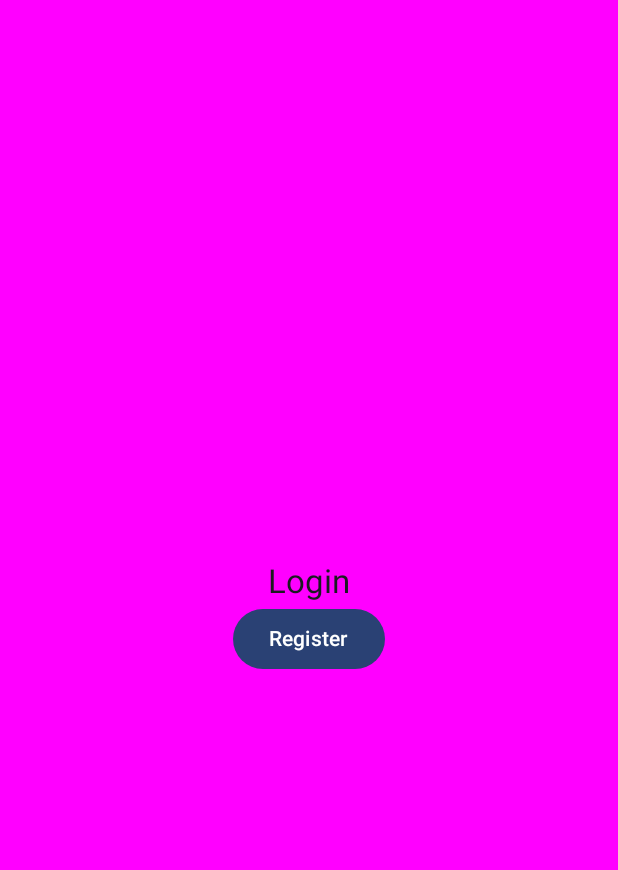
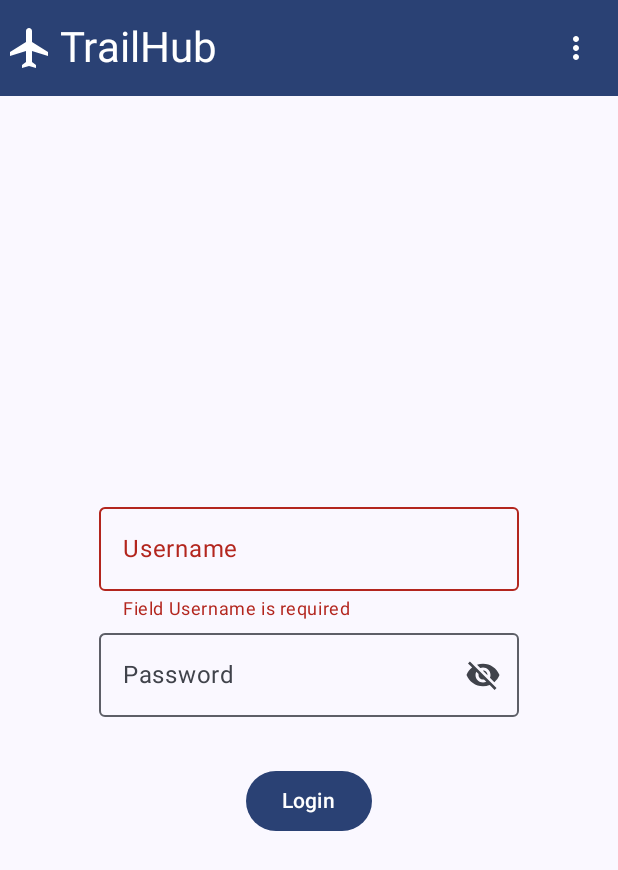
Before and after one commit to CairoDeAndrade/TrailHub, an Android app built with Jetpack Compose: the screen it shows after launch (MainActivity), on a phone screen of 412 x 824 dp. Shown: the top 870 px of the screen. Run offline under Robolectric (Android 15) with nearby library versions, the phone set to English and light mode, and no system bars.

Commit message:
feat: login screen

```diff
--- a/travel_counselor/app/src/main/java/com/restaurant/travel_counselor/MainActivity.kt
+++ b/travel_counselor/app/src/main/java/com/restaurant/travel_counselor/MainActivity.kt
@@ -8,7 +8,7 @@ import androidx.compose.material3.Surface
 import androidx.compose.runtime.Composable
 import androidx.compose.ui.tooling.preview.Preview
 import androidx.navigation.compose.rememberNavController
-import com.restaurant.travel_counselor.authorization.screens.Login
+import com.restaurant.travel_counselor.authorization.login.LoginScreen
 import com.restaurant.travel_counselor.ui.theme.Travel_counselorTheme
 
 class MainActivity : ComponentActivity() {
@@ -28,16 +28,13 @@ class MainActivity : ComponentActivity() {
 @Composable
 fun Boot() {
     val navController = rememberNavController()
-
-    Login(onNavigateTo = {
-        navController.navigate(it)
-    }) { }
+    LoginScreen()
 }
 
 @Preview(showBackground = true)
 @Composable
-fun GreetingPreview() {
+fun BootPreview() {
     Travel_counselorTheme {
-        Login(onNavigateTo = {}) {}
+        LoginScreen()
     }
 }
--- /dev/null
+++ b/travel_counselor/app/src/main/java/com/restaurant/travel_counselor/authorization/login/LoginScreen.kt
@@ -0,0 +1,131 @@
+package com.restaurant.travel_counselor.authorization.login
+
+
+import MyTextField
+import android.widget.Toast
+import androidx.compose.foundation.layout.Arrangement
+import androidx.compose.foundation.layout.Column
+import androidx.compose.foundation.layout.fillMaxSize
+import androidx.compose.foundation.layout.padding
+import androidx.compose.foundation.layout.size
+import androidx.compose.material.icons.Icons
+import androidx.compose.material.icons.filled.Flight
+import androidx.compose.material.icons.filled.MoreVert
+import androidx.compose.material3.Button
+import androidx.compose.material3.ExperimentalMaterial3Api
+import androidx.compose.material3.Icon
+import androidx.compose.material3.IconButton
+import androidx.compose.material3.MaterialTheme
+import androidx.compose.material3.Scaffold
+import androidx.compose.material3.Text
+import androidx.compose.material3.TopAppBar
+import androidx.compose.material3.TopAppBarDefaults
+import androidx.compose.runtime.Composable
+import androidx.compose.runtime.collectAsState
+import androidx.compose.ui.Alignment
+import androidx.compose.ui.Modifier
+import androidx.compose.ui.platform.LocalContext
+import androidx.compose.ui.tooling.preview.Preview
+import androidx.compose.ui.unit.dp
+import androidx.lifecycle.viewmodel.compose.viewModel
+import com.restaurant.travel_counselor.shared.components.ErrorDialog
+import com.restaurant.travel_counselor.shared.components.MyPasswordField
+
+@Composable
+fun LoginScreen() {
+    val loginViewModel: LoginViewModel = viewModel()
+
+    Scaffold(
+        topBar = { LoginTopBar() }
+    ) {
+        Column(
+            modifier = Modifier
+                .padding(it)
+                .padding(16.dp)
+                .fillMaxSize(),
+            horizontalAlignment = Alignment.CenterHorizontally,
+            verticalArrangement = Arrangement.Center
+        ) {
+            LoginFields(loginViewModel)
+        }
+    }
+}
+
+@OptIn(ExperimentalMaterial3Api::class)
+@Composable
+fun LoginTopBar() {
+    TopAppBar(
+        title = {
+            Text(
+                text = "TrailHub",
+                style = MaterialTheme.typography.headlineMedium,
+                color = MaterialTheme.colorScheme.onPrimary
+            )
+        },
+        navigationIcon = {
+            Icon(
+                imageVector = Icons.Default.Flight,
+                contentDescription = "Logo",
+                tint = MaterialTheme.colorScheme.onPrimary,
+                modifier = Modifier.size(32.dp)
+            )
+        },
+        actions = {
+            IconButton(onClick = { /* TODO: Ação do menu */ }) {
+                Icon(
+                    imageVector = Icons.Default.MoreVert,
+                    contentDescription = "Menu",
+                    tint = MaterialTheme.colorScheme.onPrimary
+                )
+            }
+        },
+        colors = TopAppBarDefaults.topAppBarColors(
+            containerColor = MaterialTheme.colorScheme.primary
+        )
+    )
+}
+
+
+@OptIn(ExperimentalMaterial3Api::class)
+@Composable
+fun LoginFields(loginViewModel: LoginViewModel) {
+    val loginState = loginViewModel.uiState.collectAsState()
+    val ctx = LocalContext.current
+
+    MyTextField(
+        label = "Username",
+        value = loginState.value.username,
+        onValueChange = loginViewModel::onUsernameChange
+    )
+
+    MyPasswordField(
+        label = "Password",
+        value = loginState.value.password,
+        errorMessage = loginState.value.validatePassword(),
+        onValueChange = loginViewModel::onPasswordChange
+    )
+
+    Button(
+        modifier = Modifier.padding(top = 16.dp),
+        onClick = {
+            if (loginViewModel.login()) {
+                Toast.makeText(ctx, "Login successful", Toast.LENGTH_SHORT).show()
+            }
+        }
+    ) {
+        Text(text = "Login")
+    }
+
+    if (loginState.value.errorMessage.isNotBlank()) {
+        ErrorDialog(
+            error = loginState.value.errorMessage,
+            onDismissRequest = loginViewModel::clearErrorMessage
+        )
+    }
+}
+
+@Composable
+@Preview(showSystemUi = true, showBackground = true, device = "id:Galaxy Nexus")
+fun LoginScreenPreview() {
+    LoginScreen()
+}
--- /dev/null
+++ b/travel_counselor/app/src/main/java/com/restaurant/travel_counselor/authorization/login/LoginUser.kt
@@ -0,0 +1,23 @@
+package com.restaurant.travel_counselor.authorization.login
+
+
+data class LoginUser(
+    val username: String = "",
+    val password: String = "",
+    val errorMessage: String = "",
+) {
+    fun validateFields(): String {
+        return when {
+            username.isBlank() -> "Username is required"
+            password.isBlank() -> "Password is required"
+            else -> ""
+        }
+    }
+
+    fun validatePassword(): String {
+        if (password.isBlank()) {
+            return "Password is required"
+        }
+        return ""
+    }
+}
--- a/travel_counselor/app/src/main/java/com/restaurant/travel_counselor/authorization/screens/Login.kt
+++ /dev/null
@@ -1,46 +0,0 @@
-package com.restaurant.travel_counselor.authorization.screens
-
-import androidx.compose.foundation.background
-import androidx.compose.foundation.layout.Arrangement
-import androidx.compose.foundation.layout.Column
-import androidx.compose.foundation.layout.fillMaxSize
-import androidx.compose.material3.Button
-import androidx.compose.material3.MaterialTheme
-import androidx.compose.material3.Text
-import androidx.compose.runtime.Composable
-import androidx.compose.ui.Alignment
-import androidx.compose.ui.Modifier
-import androidx.compose.ui.graphics.Color
-import androidx.compose.ui.tooling.preview.Preview
-
-@Composable
-fun Login(
-    onNavigateTo: (String) -> Unit,
-    function: () -> Unit
-): Unit {
-    Column(
-        modifier = Modifier
-            .fillMaxSize()
-            .background(color = Color.Magenta),
-        verticalArrangement = Arrangement.Center,
-        horizontalAlignment = Alignment.CenterHorizontally
-    ) {
-        Text(
-            text = "Login",
-            style = MaterialTheme.typography.titleLarge
-        )
-        Button(onClick = { onNavigateTo("Register") }) {
-            Text(
-                text = "Register"
-            )
-        }
-    }
-}
-
-@Composable
-@Preview(showSystemUi = true, showBackground = true)
-fun LoginPreview() {
-    MaterialTheme {
-        Login(onNavigateTo = {}, function = { })
-    }
-}
--- /dev/null
+++ b/travel_counselor/app/src/main/java/com/restaurant/travel_counselor/shared/components/MyPasswordField.kt
@@ -0,0 +1,67 @@
+package com.restaurant.travel_counselor.shared.components
+
+import androidx.compose.foundation.text.KeyboardOptions
+import androidx.compose.material.icons.Icons
+import androidx.compose.material.icons.filled.Visibility
+import androidx.compose.material.icons.filled.VisibilityOff
+import androidx.compose.material3.Icon
+import androidx.compose.material3.IconButton
+import androidx.compose.material3.OutlinedTextField
+import androidx.compose.material3.Text
+import androidx.compose.runtime.Composable
+import androidx.compose.runtime.getValue
+import androidx.compose.runtime.mutableStateOf
+import androidx.compose.runtime.remember
+import androidx.compose.runtime.setValue
+import androidx.compose.ui.Modifier
+import androidx.compose.ui.focus.FocusRequester
+import androidx.compose.ui.focus.focusRequester
+import androidx.compose.ui.focus.onFocusEvent
+import androidx.compose.ui.text.input.KeyboardType
+import androidx.compose.ui.text.input.PasswordVisualTransformation
+import androidx.compose.ui.text.input.VisualTransformation
+
+@Composable
+fun MyPasswordField(
+    label: String,
+    value: String,
+    onValueChange: (String) -> Unit,
+    errorMessage: String = ""
+) {
+    var isTouched = remember { mutableStateOf(false) }
+    val focusRequester = remember { FocusRequester() }
+    var passwordVisible by remember { mutableStateOf(false) }
+
+    OutlinedTextField(
+        value = value,
+        onValueChange = {
+            isTouched.value = true
+            onValueChange(it)
+        },
+        singleLine = true,
+        label = { Text(text = label) },
+        visualTransformation = if (passwordVisible) VisualTransformation.None else PasswordVisualTransformation(),
+        keyboardOptions = KeyboardOptions(keyboardType = KeyboardType.Password),
+        trailingIcon = {
+            IconButton(onClick = { passwordVisible = !passwordVisible }) {
+                Icon(
+                    imageVector = if (passwordVisible) Icons.Filled.Visibility else Icons.Filled.VisibilityOff,
+                    contentDescription = if (passwordVisible) "Hide password" else "Show password"
+                )
+            }
+        },
+        modifier = Modifier
+            .focusRequester(focusRequester)
+            .onFocusEvent {
+                if (it.hasFocus) {
+                    isTouched.value = true
+                }
+            },
+        isError = isTouched.value && errorMessage.isNotBlank(),
+        supportingText = {
+            if (isTouched.value && errorMessage.isNotBlank()) {
+                Text(text = errorMessage)
+            }
+        }
+    )
+}
--- /dev/null
+++ b/travel_counselor/app/src/main/java/com/restaurant/travel_counselor/shared/components/MyTextField.kt
@@ -0,0 +1,47 @@
+import androidx.compose.material3.OutlinedTextField
+import androidx.compose.material3.Text
+import androidx.compose.runtime.Composable
+import androidx.compose.runtime.mutableStateOf
+import androidx.compose.runtime.remember
+import androidx.compose.ui.Modifier
+import androidx.compose.ui.focus.FocusRequester
+import androidx.compose.ui.focus.focusRequester
+import androidx.compose.ui.focus.onFocusEvent
+
+@Composable
+fun MyTextField(
+    label: String,
+    value: String,
+    onValueChange: (String) -> Unit
+) {
+    var isTouched = remember {
+        mutableStateOf(false)
+    }
+    var focusRequester = remember {
+        FocusRequester()
+    }
+    OutlinedTextField(
+        value = value ,
+        onValueChange = {
+            isTouched.value = true
+            onValueChange(it)
+        },
+        singleLine = true,
+        label = {
+            Text(text = label)
+        },
+        modifier = Modifier
+            .focusRequester(focusRequester)
+            .onFocusEvent {
+                if (it.hasFocus)
+                    isTouched.value = true
+            },
+        isError = isTouched.value && value.isBlank(),
+        supportingText = {
+            if (isTouched.value && value.isBlank()) {
+                Text(text = "Field ${label} is required")
+            }
+        }
+    )
+
+}
```
Also changed, not shown: travel_counselor/app/build.gradle.kts (+10 -0 lines), travel_counselor/app/src/main/java/com/restaurant/travel_counselor/authorization/login/LoginModel.kt (added, +53 -0 lines), travel_counselor/app/src/main/java/com/restaurant/travel_counselor/authorization/screens/Register.kt (deleted, +0 -45 lines), travel_counselor/app/src/main/java/com/restaurant/travel_counselor/shared/components/ErrorDialog.kt (added, +26 -0 lines).
